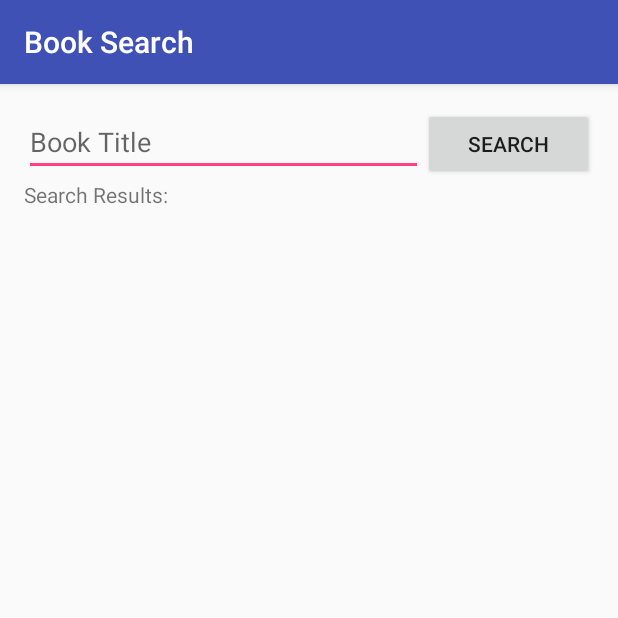
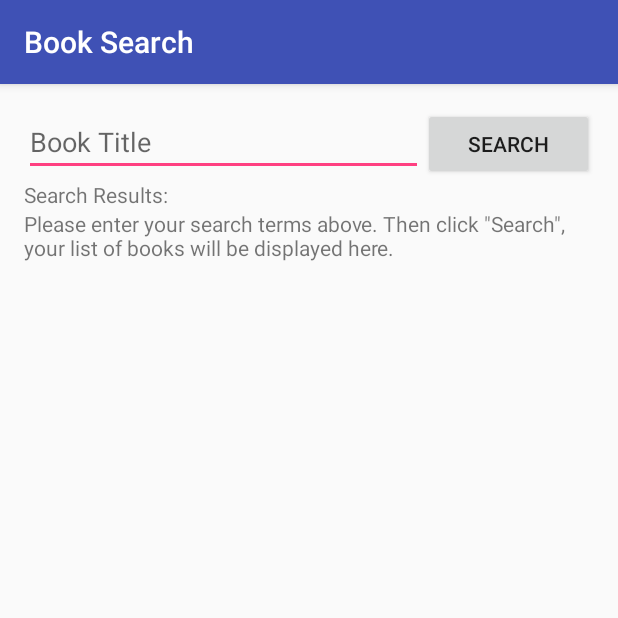
Before and after one commit to karl-denby/BookSearch, an Android app: the screen it shows after launch (SearchActivity), on a phone screen of 412 x 824 dp, the top half of it. Run offline under Robolectric (Android 15) with nearby library versions, the phone set to English and light mode, and no system bars.

Commit message:
When no results display a textview containing instructions instead of results

```diff
--- a/app/src/main/java/com/example/android/booksearch/SearchActivity.java
+++ b/app/src/main/java/com/example/android/booksearch/SearchActivity.java
@@ -8,6 +8,7 @@ import android.view.View;
 import android.widget.Button;
 import android.widget.EditText;
 import android.widget.ListView;
+import android.widget.TextView;
 import android.widget.Toast;
 
 import org.json.JSONObject;
@@ -59,6 +60,15 @@ public class SearchActivity extends AppCompatActivity {
                 }
             }
         });
+
+        // Create a TextView with instructions
+        TextView txtInstruct = (TextView) findViewById(R.id.instructions);
+        txtInstruct.setText(R.string.instructions);
+
+        // Display this textView in the listView when its empty
+        ListView list_item = (ListView) findViewById(R.id.list_item);
+        list_item.setEmptyView(txtInstruct);
+
     } //onCreate
 
     /**
--- a/app/src/main/res/layout/activity_search.xml
+++ b/app/src/main/res/layout/activity_search.xml
@@ -41,4 +41,9 @@
         android:layout_width="match_parent"
         android:layout_height="wrap_content"/>
 
+    <TextView
+        android:layout_width="match_parent"
+        android:layout_height="wrap_content"
+        android:id="@+id/instructions"
+        android:text="@string/instructions"/>
 </LinearLayout>
--- a/app/src/main/res/values/strings.xml
+++ b/app/src/main/res/values/strings.xml
@@ -3,4 +3,5 @@
     <string name="search_btn">Search</string>
     <string name="search_hint">Book Title</string>
     <string name="search_results">Search Results:</string>
+    <string name="instructions">Please enter your search terms above.  Then click \"Search\", your list of books will be displayed here.</string>
 </resources>
```
